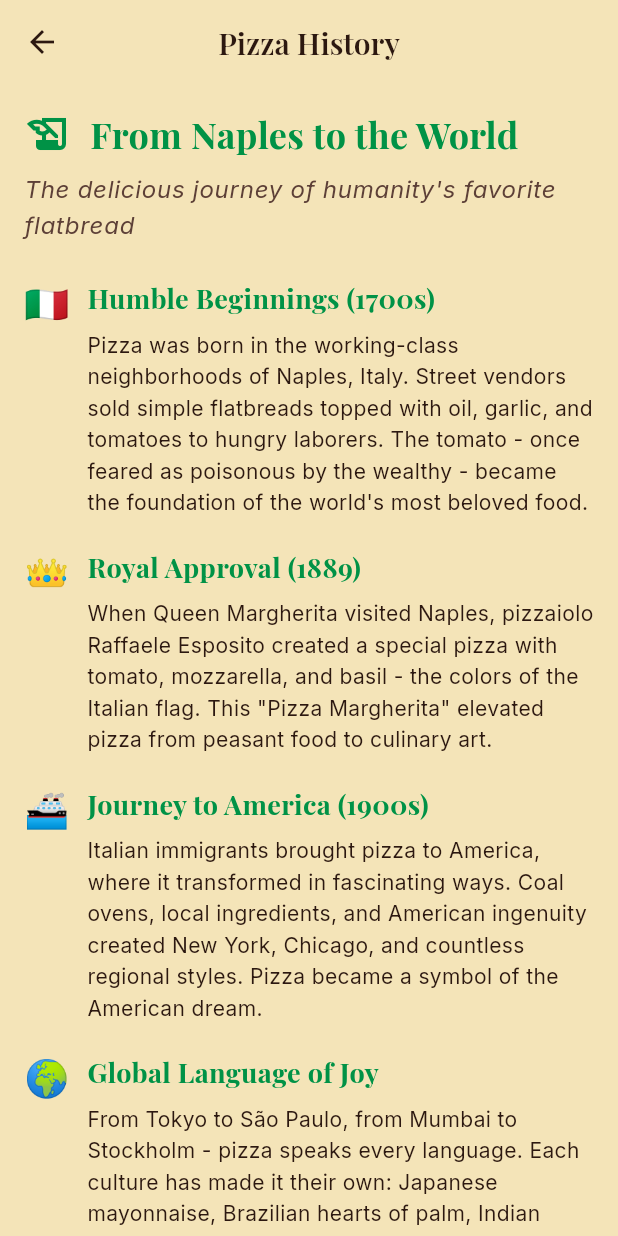
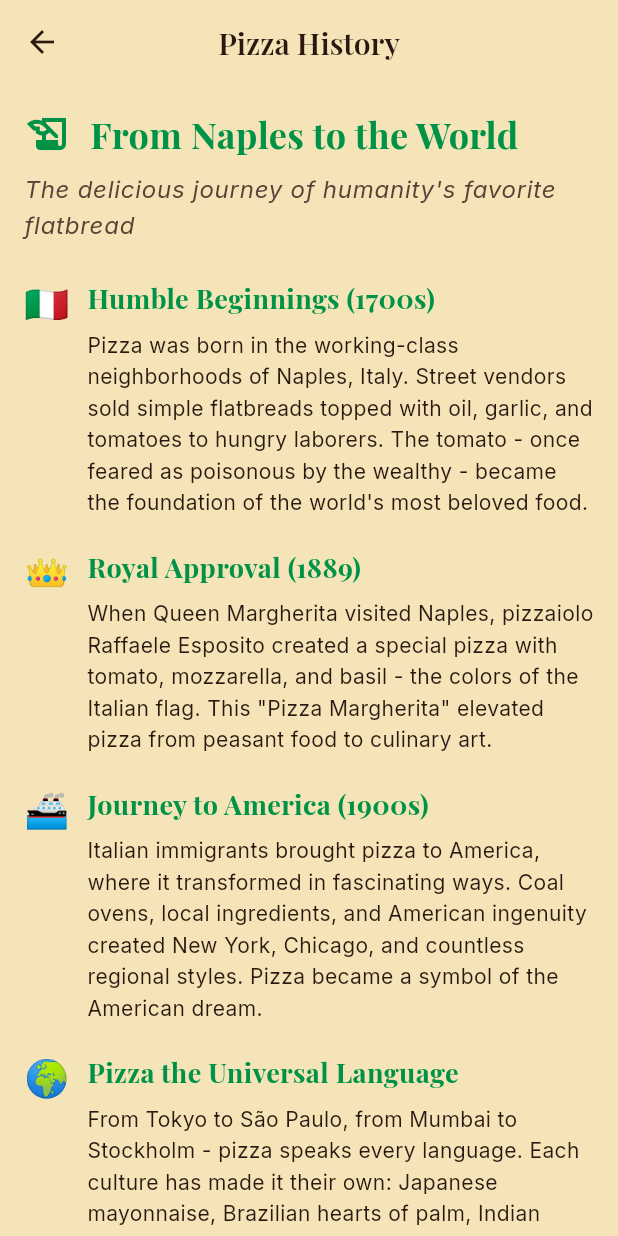
Before and after one commit to davidwbritt/pizza-genie, a Flutter app: the PizzaHistoryScreen screen opened by its route, on a phone screen of 412 x 824 dp. Run offline on Flutter 3.47's test engine with Material 3 defaults, Android fonts, the phone set to English and light mode, and no system bars; our stand-ins replace google_fonts, shared_preferences; accounts and stored records are empty.

```diff
--- a/pizza_genie/lib/screens/pizza_history_screen.dart
+++ b/pizza_genie/lib/screens/pizza_history_screen.dart
@@ -7,9 +7,7 @@ class PizzaHistoryScreen extends StatelessWidget {
   @override
   Widget build(BuildContext context) {
     return Scaffold(
-      appBar: AppBar(
-        title: const Text('Pizza History'),
-      ),
+      appBar: AppBar(title: const Text('Pizza History')),
       body: SingleChildScrollView(
         padding: const EdgeInsets.all(16),
         child: Column(
@@ -47,114 +45,119 @@ class PizzaHistoryScreen extends StatelessWidget {
               context,
               icon: '🇮🇹',
               title: 'Humble Beginnings (1700s)',
-              content: 'Pizza was born in the working-class neighborhoods of Naples, Italy. Street vendors sold simple flatbreads topped with oil, garlic, and tomatoes to hungry laborers. The tomato - once feared as poisonous by the wealthy - became the foundation of the world\'s most beloved food.',
+              content:
+                  'Pizza was born in the working-class neighborhoods of Naples, Italy. Street vendors sold simple flatbreads topped with oil, garlic, and tomatoes to hungry laborers. The tomato - once feared as poisonous by the wealthy - became the foundation of the world\'s most beloved food.',
             ),
 
             _buildSection(
               context,
               icon: '👑',
               title: 'Royal Approval (1889)',
-              content: 'When Queen Margherita visited Naples, pizzaiolo Raffaele Esposito created a special pizza with tomato, mozzarella, and basil - the colors of the Italian flag. This "Pizza Margherita" elevated pizza from peasant food to culinary art.',
+              content:
+                  'When Queen Margherita visited Naples, pizzaiolo Raffaele Esposito created a special pizza with tomato, mozzarella, and basil - the colors of the Italian flag. This "Pizza Margherita" elevated pizza from peasant food to culinary art.',
             ),
 
             _buildSection(
               context,
               icon: '🚢',
               title: 'Journey to America (1900s)',
-              content: 'Italian immigrants brought pizza to America, where it transformed in fascinating ways. Coal ovens, local ingredients, and American ingenuity created New York, Chicago, and countless regional styles. Pizza became a symbol of the American dream.',
+              content:
+                  'Italian immigrants brought pizza to America, where it transformed in fascinating ways. Coal ovens, local ingredients, and American ingenuity created New York, Chicago, and countless regional styles. Pizza became a symbol of the American dream.',
             ),
 
             _buildSection(
               context,
               icon: '🌍',
-              title: 'Global Language of Joy',
-              content: 'From Tokyo to São Paulo, from Mumbai to Stockholm - pizza speaks every language. Each culture has made it their own: Japanese mayonnaise, Brazilian hearts of palm, Indian paneer. It\'s proof that food is humanity\'s universal language of friendship and good will.',
+              title: 'Pizza the Universal Language',
+              content:
+                  'From Tokyo to São Paulo, from Mumbai to Stockholm - pizza speaks every language. Each culture has made it their own: Japanese mayonnaise, Brazilian hearts of palm, Indian paneer. It\'s proof that food is humanity\'s universal language of friendship and good will.',
             ),
 
-            const SizedBox(height: 24),
+            // const SizedBox(height: 24),
 
-            // Fun Facts Section
-            Container(
-              padding: const EdgeInsets.all(16),
-              decoration: BoxDecoration(
-                color: Theme.of(context).colorScheme.primaryContainer.withOpacity(0.1),
-                borderRadius: BorderRadius.circular(12),
-                border: Border.all(
-                  color: Theme.of(context).colorScheme.primary.withOpacity(0.2),
-                ),
-              ),
-              child: Column(
-                crossAxisAlignment: CrossAxisAlignment.start,
-                children: [
-                  Row(
-                    children: [
-                      const Icon(Icons.lightbulb),
-                      const SizedBox(width: 8),
-                      Text(
-                        'Fun Pizza Facts',
-                        style: GoogleFonts.playfairDisplay(
-                          fontSize: 18,
-                          fontWeight: FontWeight.bold,
-                          color: Theme.of(context).colorScheme.primary,
-                        ),
-                      ),
-                    ],
-                  ),
-                  const SizedBox(height: 12),
-                  _buildFactItem('🍕 Americans eat 3 billion pizzas per year'),
-                  _buildFactItem('📞 The first pizza delivery was in 1889 - to Queen Margherita!'),
-                  _buildFactItem('🧀 Mozzarella is the world\'s most popular pizza cheese'),
-                  _buildFactItem('🍄 Pepperoni dominates in America, but mushrooms rule globally'),
-                  _buildFactItem('🌙 Saturday night is the most popular time for pizza worldwide'),
-                  _buildFactItem('❄️ Frozen pizza was invented in 1957 by Rose Totino'),
-                ],
-              ),
-            ),
+            // // Fun Facts Section
+            // Container(
+            //   padding: const EdgeInsets.all(16),
+            //   decoration: BoxDecoration(
+            //     color: Theme.of(context).colorScheme.primaryContainer.withOpacity(0.1),
+            //     borderRadius: BorderRadius.circular(12),
+            //     border: Border.all(
+            //       color: Theme.of(context).colorScheme.primary.withOpacity(0.2),
+            //     ),
+            //   ),
+            //   child: Column(
+            //     crossAxisAlignment: CrossAxisAlignment.start,
+            //     children: [
+            //       Row(
+            //         children: [
+            //           const Icon(Icons.lightbulb),
+            //           const SizedBox(width: 8),
+            //           Text(
+            //             'Fun Pizza Facts',
+            //             style: GoogleFonts.playfairDisplay(
+            //               fontSize: 18,
+            //               fontWeight: FontWeight.bold,
+            //               color: Theme.of(context).colorScheme.primary,
+            //             ),
+            //           ),
+            //         ],
+            //       ),
+            //       const SizedBox(height: 12),
+            //       _buildFactItem('🍕 Americans eat 3 billion pizzas per year'),
+            //       _buildFactItem('📞 The first pizza delivery was in 1889 - to Queen Margherita!'),
+            //       _buildFactItem('🧀 Mozzarella is the world\'s most popular pizza cheese'),
+            //       _buildFactItem('🍄 Pepperoni dominates in America, but mushrooms rule globally'),
+            //       _buildFactItem('🌙 Saturday night is the most popular time for pizza worldwide'),
+            //       _buildFactItem('❄️ Frozen pizza was invented in 1957 by Rose Totino'),
+            //     ],
+            //   ),
+            // ),
 
-            const SizedBox(height: 24),
+            // const SizedBox(height: 24),
 
-            // Most Popular Toppings
-            Container(
-              padding: const EdgeInsets.all(16),
-              decoration: BoxDecoration(
-                color: Theme.of(context).colorScheme.primary,
-                borderRadius: BorderRadius.circular(12),
-              ),
-              child: Column(
-                crossAxisAlignment: CrossAxisAlignment.start,
-                children: [
-                  Row(
-                    children: [
-                      const Icon(Icons.favorite, color: Colors.white),
-                      const SizedBox(width: 8),
-                      Text(
-                        'World\'s Favorite Toppings',
-                        style: GoogleFonts.playfairDisplay(
-                          fontSize: 18,
-                          fontWeight: FontWeight.bold,
-                          color: Colors.white,
-                        ),
-                      ),
-                    ],
-                  ),
-                  const SizedBox(height: 12),
-                  Text(
-                    '1. Pepperoni (USA)\n2. Mushrooms (Europe)\n3. Extra Cheese (Universal)\n4. Sausage (Italy)\n5. Ham & Pineapple (Australia/Canada)\n6. Vegetables (Health-conscious everywhere)',
-                    style: GoogleFonts.inter(
-                      color: Colors.white,
-                      height: 1.5,
-                    ),
-                  ),
-                ],
-              ),
-            ),
+            // // Most Popular Toppings
+            // Container(
+            //   padding: const EdgeInsets.all(16),
+            //   decoration: BoxDecoration(
+            //     color: Theme.of(context).colorScheme.primary,
+            //     borderRadius: BorderRadius.circular(12),
+            //   ),
+            //   child: Column(
+            //     crossAxisAlignment: CrossAxisAlignment.start,
+            //     children: [
+            //       Row(
+            //         children: [
+            //           const Icon(Icons.favorite, color: Colors.white),
+            //           const SizedBox(width: 8),
+            //           Text(
+            //             'World\'s Favorite Toppings',
+            //             style: GoogleFonts.playfairDisplay(
+            //               fontSize: 18,
+            //               fontWeight: FontWeight.bold,
+            //               color: Colors.white,
+            //             ),
+            //           ),
+            //         ],
+            //       ),
+            //       const SizedBox(height: 12),
+            //       Text(
+            //         '1. Pepperoni (USA)\n2. Mushrooms (Europe)\n3. Extra Cheese (Universal)\n4. Sausage (Italy)\n5. Ham & Pineapple (Australia/Canada)\n6. Vegetables (Health-conscious everywhere)',
+            //         style: GoogleFonts.inter(
+            //           color: Colors.white,
+            //           height: 1.5,
+            //         ),
+            //       ),
+            //     ],
+            //   ),
+            // ),
           ],
         ),
       ),
     );
   }
 
-  Widget _buildSection(BuildContext context, {
+  Widget _buildSection(
+    BuildContext context, {
     required String icon,
     required String title,
     required String content,
@@ -164,10 +167,7 @@ class PizzaHistoryScreen extends StatelessWidget {
       child: Row(
         crossAxisAlignment: CrossAxisAlignment.start,
         children: [
-          Text(
-            icon,
-            style: const TextStyle(fontSize: 24),
-          ),
+          Text(icon, style: const TextStyle(fontSize: 24)),
           const SizedBox(width: 12),
           Expanded(
             child: Column(
@@ -184,9 +184,9 @@ class PizzaHistoryScreen extends StatelessWidget {
                 const SizedBox(height: 8),
                 Text(
                   content,
-                  style: Theme.of(context).textTheme.bodyMedium?.copyWith(
-                    height: 1.5,
-                  ),
+                  style: Theme.of(
+                    context,
+                  ).textTheme.bodyMedium?.copyWith(height: 1.5),
                 ),
               ],
             ),
@@ -199,10 +199,7 @@ class PizzaHistoryScreen extends StatelessWidget {
   Widget _buildFactItem(String fact) {
     return Padding(
       padding: const EdgeInsets.only(bottom: 4),
-      child: Text(
-        fact,
-        style: const TextStyle(fontSize: 14, height: 1.4),
-      ),
+      child: Text(fact, style: const TextStyle(fontSize: 14, height: 1.4)),
     );
   }
 }
--- a/pizza_genie/lib/services/calculation_service.dart
+++ b/pizza_genie/lib/services/calculation_service.dart
@@ -136,14 +136,13 @@ class CalculationService {
     final bool isQuickProve = parameters.provingTimeHours.hours <= 4;
 
     final List<String> steps = [
-      'Measure all ingredients using a kitchen scale for accuracy',
-      'Mix lukewarm water (100-110°F), sugar, and yeast in a small bowl',
+      'Measure ingredients using a kitchen scale if available, otherwise use imperial measurements',
+      'Mix lukewarm water (100-110°F), sugar, and yeast in a small bowl or mixer bowl',
       'Let mixture sit for 5 minutes until foamy (proves yeast is active)',
-      'Place flour in large mixing bowl and create a well in center',
-      'Pour foamy yeast mixture into flour well and mix gently',
-      'Add salt around edges (keep away from yeast initially) and mix',
-      'Mix until shaggy dough forms, then add olive oil',
-      'Knead for 8-10 minutes until smooth, elastic, and slightly tacky',
+      'Add flour to the foamy yeast mixture and mix until just combined',
+      'Distribute salt evenly over the mixture and mix in thoroughly',
+      'Add olive oil and knead for 8-10 minutes by hand or 5-6 minutes with a stand mixer',
+      'Knead until dough is smooth, elastic, and slightly tacky (not sticky)',
     ];
 
     if (isLongProve) {
```
Also changed, not shown: 12 other files.
